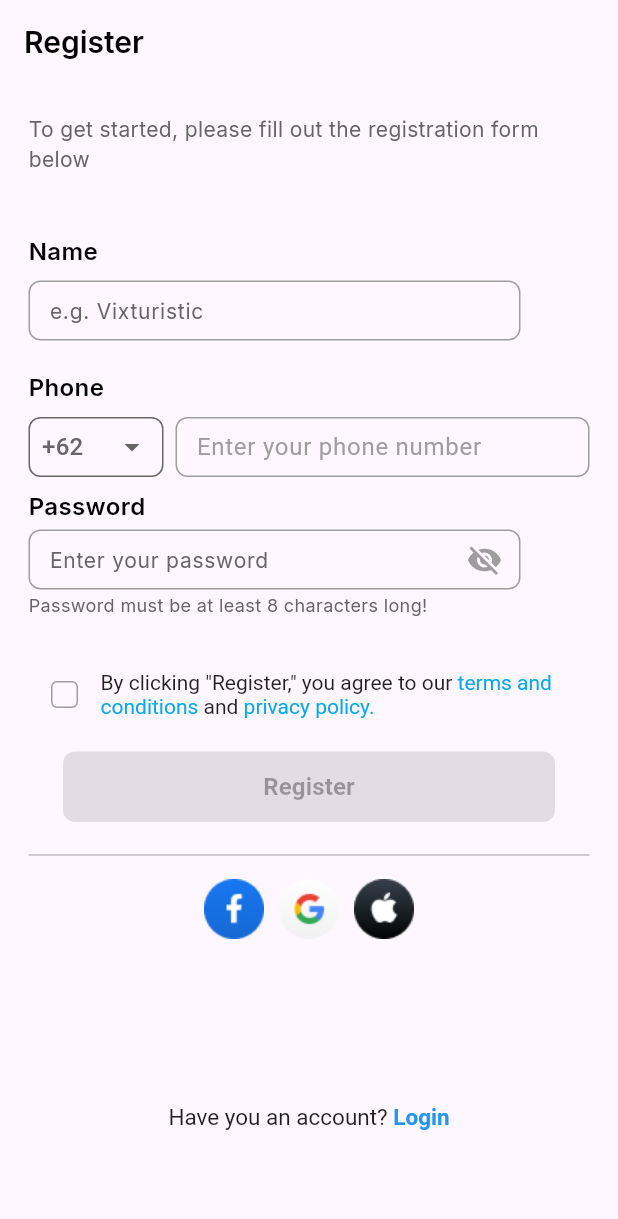
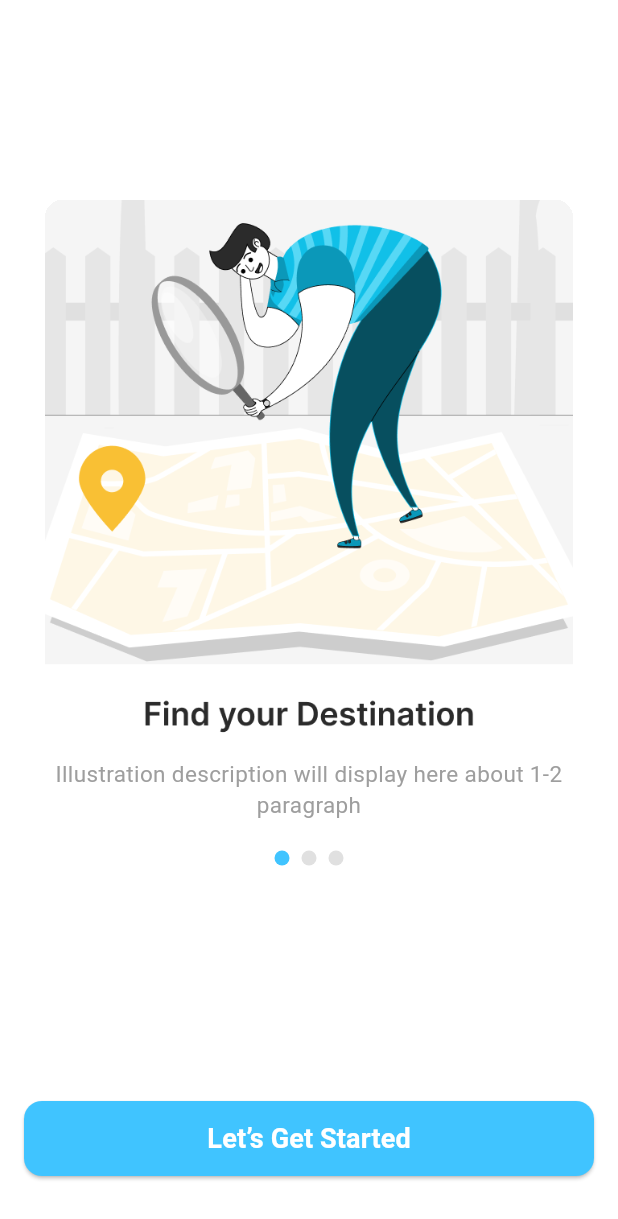
Before and after one commit to Salma28-zahran/hmmam_app, a Flutter app: the screen it shows after launch, on a phone screen of 412 x 824 dp. Shown: the top 1219 px of the screen. Run offline on Flutter 3.47's test engine with Material 3 defaults, Android fonts, the phone set to English and light mode, and no system bars; our stand-ins replace google_fonts, pin_code_fields.

Commit message:
splash screen 3 screens onboarding

```diff
--- /dev/null
+++ b/flutter_native_splash.yaml
@@ -0,0 +1,9 @@
+flutter_native_splash:
+  color: "#ffffff"
+  image: assets/images/png/hammam_logo.png
+  fullscreen: true
+
+  android_12:
+    image: assets/images/png/hammam_logo.png
+    icon_background_color: "#ffffff"
+    fullscreen: true
--- a/lib/core/resources/app_assets_manager.dart
+++ b/lib/core/resources/app_assets_manager.dart
@@ -3,6 +3,13 @@ abstract class AssetsManager {
   static const String google = "assets/images/png/google.png";
   static const String apple = "assets/images/png/apple.png";
   static const String email = "assets/images/png/sent_email.png";
+  static const String logo = "assets/images/png/hammam_logo.png";
+  static const String onboard1 = "assets/images/png/onboarding1.png";
+  static const String onboard2 = "assets/images/png/onboarding2.png";
+  static const String onboard3 = "assets/images/png/onboarding3.png";
+
+
+
 
 
 
--- a/lib/core/route/routes.dart
+++ b/lib/core/route/routes.dart
@@ -6,6 +6,8 @@ class PageRouteName{
   static const String forget = '/forget';
   static const String check = '/check';
   static const String reset = '/reset';
+  static const String onboarding = '/onboarding';
+
 
 
 
--- a/lib/core/route/routes_generator.dart
+++ b/lib/core/route/routes_generator.dart
@@ -7,6 +7,7 @@ import 'package:hmmam_app/features/auth/login/presentation/views/login_screen.da
 import 'package:hmmam_app/features/auth/regiser/presentation/views/activate_screen.dart';
 import 'package:hmmam_app/features/auth/regiser/presentation/views/signup_screen.dart';
 import 'package:hmmam_app/features/home/presentation/views/home_screen.dart';
+import 'package:hmmam_app/features/onboarding/OnBoarding.dart';
 
 class RoutesGenerator {
   static Route<dynamic> onGenerateRoutes(RouteSettings settings) {
@@ -51,7 +52,7 @@ class RoutesGenerator {
 
       default:
         return MaterialPageRoute(
-          builder: (context) => const SignupScreen(),
+          builder: (context) => OnBoarding(),
           settings: settings,
         );
     }
--- /dev/null
+++ b/lib/features/onboarding/OnBoarding.dart
@@ -0,0 +1,161 @@
+import 'package:flutter/material.dart';
+import 'package:hmmam_app/core/resources/app_assets_manager.dart';
+import 'package:hmmam_app/core/route/routes.dart';
+
+class OnBoarding extends StatefulWidget {
+  const OnBoarding({super.key});
+
+  @override
+  State<OnBoarding> createState() => _OnBoardingState();
+}
+
+class _OnBoardingState extends State<OnBoarding> {
+  final PageController _controller = PageController();
+  int _currentPage = 0;
+
+  @override
+  Widget build(BuildContext context) {
+    return Scaffold(
+      backgroundColor: Colors.white,
+      body: SafeArea(
+        child: Column(
+          mainAxisAlignment: MainAxisAlignment.spaceBetween,
+          children: [
+            // ====== PageView ======
+            Expanded(
+              child: PageView(
+                controller: _controller,
+                onPageChanged: (index) {
+                  setState(() => _currentPage = index);
+                },
+                children: [
+                  _buildPage(
+                    image: AssetsManager.onboard1,
+                    description:
+                    'Illustration description will display here about 1-2 paragraph',
+                    pageIndex: 0,
+                  ),
+                  _buildPage(
+                    image: AssetsManager.onboard2,
+                    description:
+                    'Illustration description will display here about 1-2 paragraph',
+                    pageIndex: 1,
+                  ),
+                  _buildPage(
+                    image: AssetsManager.onboard3,
+                    description:
+                    'Illustration description will display here about 1-2 paragraph',
+                    pageIndex: 2,
+                  ),
+                ],
+              ),
+            ),
+
+            // ====== Button ======
+            Padding(
+              padding: const EdgeInsets.only(bottom: 40.0, top: 24.0),
+              child: SizedBox(
+                width: 380,
+                height: 50,
+                child: ElevatedButton(
+                  onPressed: () {
+                    if (_currentPage < 2) {
+                      _controller.nextPage(
+                        duration: const Duration(milliseconds: 400),
+                        curve: Curves.easeInOut,
+                      );
+                    } else {
+                      Navigator.pushReplacementNamed(
+                        context,
+                        PageRouteName.signup,
+                      );
+                    }
+                  },
+                  style: ElevatedButton.styleFrom(
+                    backgroundColor: Colors.lightBlueAccent,
+                    shape: RoundedRectangleBorder(
+                      borderRadius: BorderRadius.circular(12),
+                    ),
+                  ),
+                  child: const Text(
+                    "Let’s Get Started",
+                    style: TextStyle(
+                      fontSize: 18,
+                      fontWeight: FontWeight.bold,
+                      color: Colors.white,
+                    ),
+                  ),
+                ),
+              ),
+            ),
+          ],
+        ),
+      ),
+    );
+  }
+
+  // ====== Page Builder ======
+  Widget _buildPage({
+    required String image,
+    required String description,
+    required int pageIndex,
+  }) {
+    return Center(
+      child: Padding(
+        padding: const EdgeInsets.symmetric(horizontal: 30.0),
+        child: Column(
+          mainAxisAlignment: MainAxisAlignment.center,
+          children: [
+            // ====== Image ======
+            Container(
+              width: 360,
+              height: 360,
+              clipBehavior: Clip.hardEdge,
+              decoration: BoxDecoration(
+                borderRadius: BorderRadius.circular(12),
+              ),
+              child: FittedBox(
+                fit: BoxFit.cover,
+                child: Image.asset(image),
+              ),
+            ),
+
+            const SizedBox(height: 12),
+
+            // ====== Description ======
+            Text(
+              description,
+              textAlign: TextAlign.center,
+              style: const TextStyle(
+                fontSize: 15,
+                color: Colors.grey,
+                height: 1.4,
+              ),
+            ),
+
+            const SizedBox(height: 20),
+
+            // ====== Page Indicator (moved here) ======
+            Row(
+              mainAxisAlignment: MainAxisAlignment.center,
+              children: List.generate(3, (index) {
+                return AnimatedContainer(
+                  duration: const Duration(milliseconds: 300),
+                  margin: const EdgeInsets.symmetric(horizontal: 4),
+                  width: 10,
+                  height: 10,
+                  decoration: BoxDecoration(
+                    color: _currentPage == index
+                        ? Colors.lightBlueAccent
+                        : Colors.grey[300],
+                    shape: BoxShape.circle,
+                  ),
+                );
+              }),
+            ),
+          ],
+        ),
+      ),
+    );
+  }
+}
--- a/pubspec.yaml
+++ b/pubspec.yaml
@@ -36,6 +36,8 @@ dependencies:
   cupertino_icons: ^1.0.8
   google_fonts: ^6.3.2
   pin_code_fields: ^8.0.1
+  flutter_native_splash: ^2.4.6
+  flutter_onboarding_slider: ^1.0.11
 
 dev_dependencies:
   flutter_test:
```
Also changed, not shown: assets/images/png/hammam_logo.png (added), assets/images/png/onboarding1.png (added), assets/images/png/onboarding2.png (added), assets/images/png/onboarding3.png (added), pubspec.lock, 10 other files.
